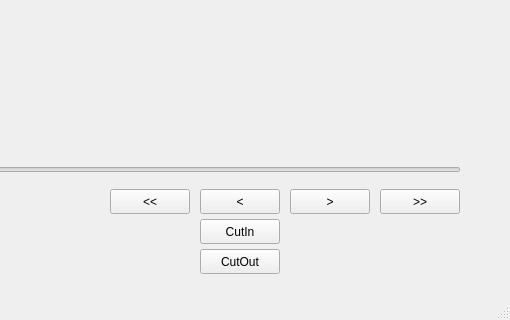
Before: the Qt Designer form mainwindow.ui in Minei3oat/MCut, drawn with Qt 5; both pictures show x 290 to 800 and y 280 to 600 of the 800 by 600 pixel window.
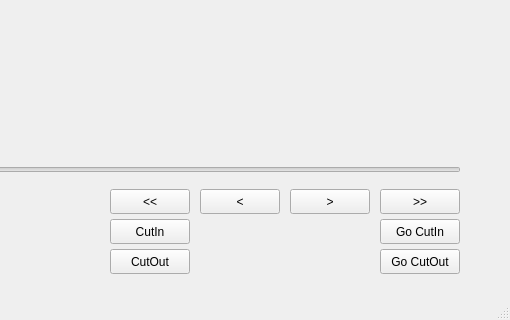
After: the same form once the commit is applied. Icons and pictures are not drawn.

Patch:
```diff
--- a/mainwindow.ui
+++ b/mainwindow.ui
@@ -81,7 +81,7 @@
    <widget class="QPushButton" name="set_cut_out">
     <property name="geometry">
      <rect>
-      <x>490</x>
+      <x>400</x>
       <y>510</y>
       <width>80</width>
       <height>25</height>
@@ -94,7 +94,7 @@
    <widget class="QPushButton" name="set_cut_in">
     <property name="geometry">
      <rect>
-      <x>490</x>
+      <x>400</x>
       <y>480</y>
       <width>80</width>
       <height>25</height>
@@ -107,9 +107,9 @@
    <widget class="QLabel" name="cut_in_pos">
     <property name="geometry">
      <rect>
-      <x>580</x>
+      <x>490</x>
       <y>480</y>
-      <width>81</width>
+      <width>171</width>
       <height>25</height>
      </rect>
     </property>
@@ -120,9 +120,9 @@
    <widget class="QLabel" name="cut_out_pos">
     <property name="geometry">
      <rect>
-      <x>580</x>
+      <x>490</x>
       <y>510</y>
-      <width>81</width>
+      <width>171</width>
       <height>25</height>
      </rect>
     </property>
@@ -184,6 +184,32 @@
      <enum>Qt::Horizontal</enum>
     </property>
    </widget>
+   <widget class="QPushButton" name="go_cut_in">
+    <property name="geometry">
+     <rect>
+      <x>670</x>
+      <y>480</y>
+      <width>80</width>
+      <height>25</height>
+     </rect>
+    </property>
+    <property name="text">
+     <string>Go CutIn</string>
+    </property>
+   </widget>
+   <widget class="QPushButton" name="go_cut_out">
+    <property name="geometry">
+     <rect>
+      <x>670</x>
+      <y>510</y>
+      <width>80</width>
+      <height>25</height>
+     </rect>
+    </property>
+    <property name="text">
+     <string>Go CutOut</string>
+    </property>
+   </widget>
   </widget>
   <widget class="QMenuBar" name="menubar">
    <property name="geometry">
```
